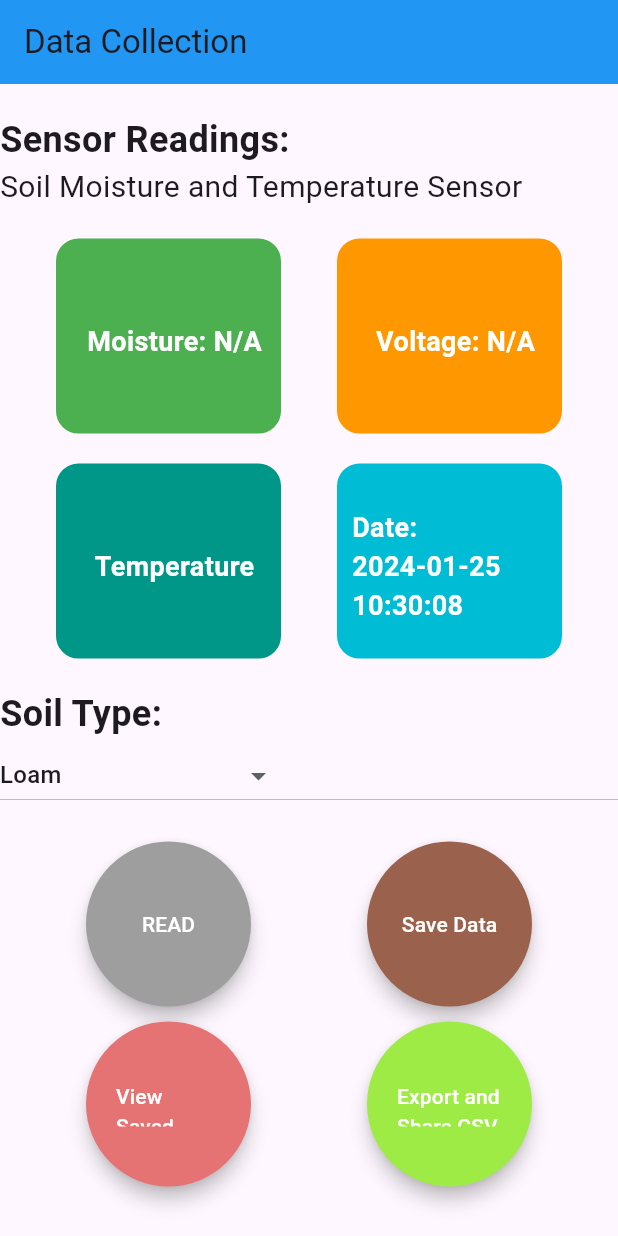
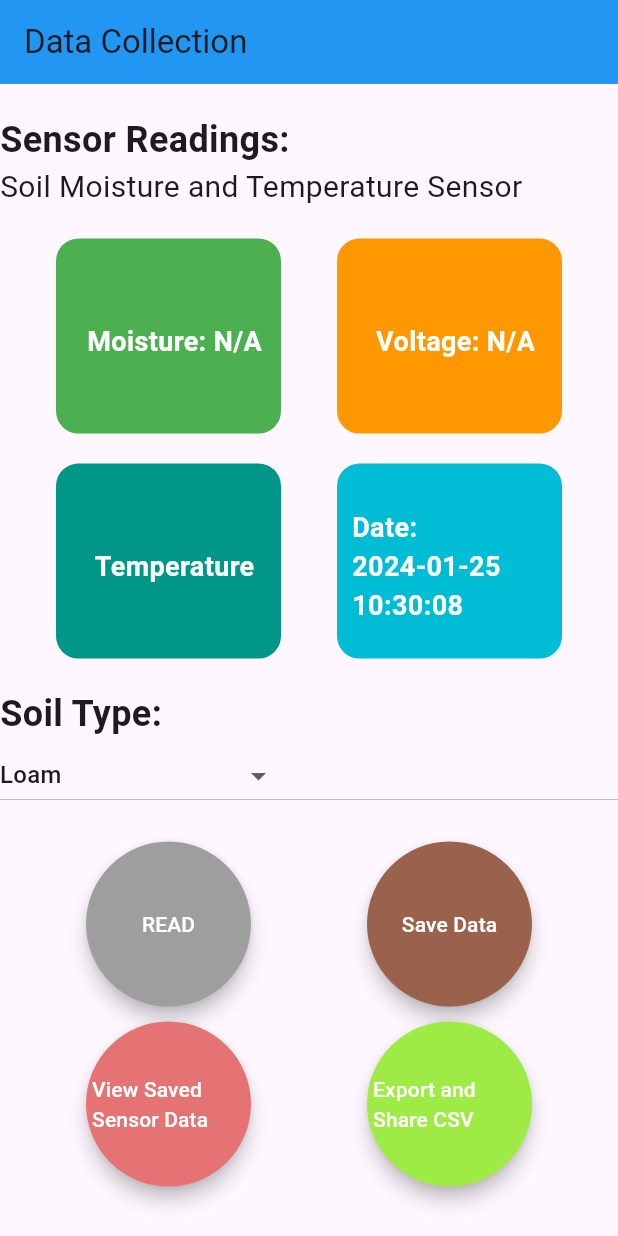
Before and after one commit to NishitNagpal1/soilapp, a Flutter app: the screen it shows after launch, after a tap on "READ", on a phone screen of 412 x 824 dp. Run offline on Flutter 3.47's test engine with Material 3 defaults, Android fonts, the phone set to English and light mode, and no system bars; our stand-ins replace flutter_blue_plus, location, share, sqflite; accounts and stored records are empty.

```diff
--- a/lib/main.dart
+++ b/lib/main.dart
@@ -21,7 +21,7 @@ void main() {
       providers: [
         ChangeNotifierProvider(create: (context) => BluetoothStateProvider()),
       ],
-      child: MyApp(),
+      child: const MyApp(),
     ),
   );
 }
@@ -64,6 +64,8 @@ class LocationService {
 final GlobalKey<NavigatorState> navigatorKey = GlobalKey<NavigatorState>();
 
 class MyApp extends StatefulWidget {
+  const MyApp({super.key});
+
   @override
   _MyAppState createState() => _MyAppState();
 }
@@ -116,7 +118,7 @@ class _MyAppState extends State<MyApp> {
         currentLongitude = locationData.longitude;
       });
     });
-    _dateTimeStream = Stream.periodic(Duration(seconds: 1), (count) {
+    _dateTimeStream = Stream.periodic(const Duration(seconds: 1), (count) {
       final now = DateTime.now();
       final formattedDate = DateFormat('yyyy-MM-dd HH:mm:ss').format(now);
       return 'Date: $formattedDate';
@@ -146,7 +148,7 @@ class _MyAppState extends State<MyApp> {
           dialogContext, // Assuming context is available within the widget tree
       builder: (BuildContext context) {
         return AlertDialog(
-          title: Text('Add New Soil Type'),
+          title: const Text('Add New Soil Type'),
           content: SingleChildScrollView(
             child: ConstrainedBox(
               constraints: BoxConstraints(
@@ -159,19 +161,22 @@ class _MyAppState extends State<MyApp> {
                 children: <Widget>[
                   TextField(
                     onChanged: (value) => newSoilTypeName = value,
-                    decoration: InputDecoration(labelText: 'Soil Type Name'),
+                    decoration:
+                        const InputDecoration(labelText: 'Soil Type Name'),
                   ),
                   TextField(
                     onChanged: (value) => newConstantA = value,
-                    decoration: InputDecoration(labelText: 'Constant A (m)'),
+                    decoration:
+                        const InputDecoration(labelText: 'Constant A (m)'),
                     keyboardType:
-                        TextInputType.numberWithOptions(decimal: true),
+                        const TextInputType.numberWithOptions(decimal: true),
                   ),
                   TextField(
                     onChanged: (value) => newConstantB = value,
-                    decoration: InputDecoration(labelText: 'Constant B (c)'),
+                    decoration:
+                        const InputDecoration(labelText: 'Constant B (c)'),
                     keyboardType:
-                        TextInputType.numberWithOptions(decimal: true),
+                        const TextInputType.numberWithOptions(decimal: true),
                   ),
                 ],
               ),
@@ -179,17 +184,17 @@ class _MyAppState extends State<MyApp> {
           ),
           actions: <Widget>[
             TextButton(
-              child: Text('Cancel'),
+              child: const Text('Cancel'),
               onPressed: () => Navigator.of(context).pop(),
             ),
             TextButton(
-              child: Text('Save'),
+              child: const Text('Save'),
               onPressed: () {
                 if (newSoilTypeName.isEmpty ||
                     newConstantA.isEmpty ||
                     newConstantB.isEmpty) {
                   ScaffoldMessenger.of(context).showSnackBar(
-                    SnackBar(content: Text("Complete all fields")),
+                    const SnackBar(content: Text("Complete all fields")),
                   );
                 } else {
                   // Ensure setState calls are within a StatefulWidget:
@@ -256,14 +261,13 @@ class _MyAppState extends State<MyApp> {
       double adjustedResistance = sensorData.value;
 
       setState(() {
-        this.latestMoistureValue =
+        latestMoistureValue =
             adjustedMoisture.abs(); // Update instance variable
-        this.latestResistanceValue =
-            adjustedResistance; // Update instance variable
+        latestResistanceValue = adjustedResistance; // Update instance variable
       });
 
-      moistureStreamController.add(this.latestMoistureValue);
-      resistanceStreamController.add(this.latestResistanceValue);
+      moistureStreamController.add(latestMoistureValue);
+      resistanceStreamController.add(latestResistanceValue);
     }
   }
 
@@ -317,7 +321,7 @@ class _MyAppState extends State<MyApp> {
             connectedDevice = null;
           });
           // Attempt to reconnect after a delay
-          Future.delayed(Duration(seconds: 5), () {
+          Future.delayed(const Duration(seconds: 5), () {
             _connectToDevice(device);
           });
         }
@@ -341,7 +345,7 @@ class _MyAppState extends State<MyApp> {
         key: _scaffoldKey,
         appBar: AppBar(
           backgroundColor: Colors.blue,
-          title: Text('Data Collection'),
+          title: const Text('Data Collection'),
         ),
         body: GestureDetector(
           onHorizontalDragUpdate: (details) {
@@ -350,7 +354,7 @@ class _MyAppState extends State<MyApp> {
               // Right swipe
               print("Right swipe");
               navigatorKey.currentState!.push(
-                MaterialPageRoute(builder: (context) => SecondPage()),
+                MaterialPageRoute(builder: (context) => const SecondPage()),
               );
               // Add right swipe handling logic here
             } else if (details.delta.dx < 0) {
@@ -361,8 +365,8 @@ class _MyAppState extends State<MyApp> {
           },
           child: ListView(
             children: [
-              SizedBox(height: 20),
-              Text(
+              const SizedBox(height: 20),
+              const Text(
                 'Sensor Readings:',
                 style: TextStyle(
                   fontSize: 24,
@@ -370,14 +374,14 @@ class _MyAppState extends State<MyApp> {
                 ),
                 textAlign: TextAlign.left,
               ),
-              Text(
+              const Text(
                 'Soil Moisture and Temperature Sensor',
                 style: TextStyle(
                   fontSize: 20,
                 ),
                 textAlign: TextAlign.left,
               ),
-              SizedBox(height: 20),
+              const SizedBox(height: 20),
               Row(
                 mainAxisAlignment: MainAxisAlignment.spaceEvenly,
                 children: [
@@ -404,11 +408,11 @@ class _MyAppState extends State<MyApp> {
                   ),
                 ],
               ),
-              SizedBox(height: 20),
+              const SizedBox(height: 20),
               Row(
                 mainAxisAlignment: MainAxisAlignment.spaceEvenly,
                 children: [
-                  DataTile(
+                  const DataTile(
                     title: 'Temperature',
                     backgroundColor: Colors.teal,
                   ),
@@ -420,15 +424,15 @@ class _MyAppState extends State<MyApp> {
                             title: snapshot.data!,
                             backgroundColor: Colors.cyan);
                       } else {
-                        return DataTile(
+                        return const DataTile(
                             title: 'Loading...', backgroundColor: Colors.cyan);
                       }
                     },
                   ),
                 ],
               ),
-              SizedBox(height: 20),
-              Text(
+              const SizedBox(height: 20),
+              const Text(
                 'Soil Type:',
                 style: TextStyle(
                   fontSize: 24,
@@ -455,16 +459,16 @@ class _MyAppState extends State<MyApp> {
                     child: Text(value),
                   );
                 }).toList()
-                  ..add(DropdownMenuItem(
+                  ..add(const DropdownMenuItem(
                     value: 'Add Custom Soil Type',
                     child: Text('Add Custom Soil Type'),
                   )),
               ),
-              SizedBox(height: 20),
+              const SizedBox(height: 20),
               Row(
                 mainAxisAlignment: MainAxisAlignment.spaceEvenly,
                 children: [
-                  Container(
+                  SizedBox(
                     width: 150,
                     height: 110,
                     child: ElevatedButton(
@@ -472,16 +476,16 @@ class _MyAppState extends State<MyApp> {
                         // Start scanning for the "JPLSoil" device
                         _startScanning(context);
                       },
-                      child: Text(connectedDevice != null
-                          ? 'Connected to Device'
-                          : 'READ'),
                       style: ElevatedButton.styleFrom(
-                        shape: CircleBorder(),
-                        padding: EdgeInsets.all(40),
+                        shape: const CircleBorder(),
+                        padding: const EdgeInsets.all(40),
                         foregroundColor: Colors.white,
                         backgroundColor: Colors.grey,
                         elevation: 5,
                       ),
+                      child: Text(connectedDevice != null
+                          ? 'Connected to Device'
+                          : 'READ'),
                     ),
                   ),
                   Container(
@@ -494,10 +498,10 @@ class _MyAppState extends State<MyApp> {
                       child: ElevatedButton(
                         onPressed: () {
                           final sensorDataEntry = SensorData(
-                            moisture: this
-                                .latestMoistureValue, // Default to 0.0 if null
-                            resistance: this
-                                .latestResistanceValue, // Default to 0.0 if null
+                            moisture:
+                                latestMoistureValue, // Default to 0.0 if null
+                            resistance:
+                                latestResistanceValue, // Default to 0.0 if null
                             dateTime: latestDateTime ??
                                 DateFormat('yyyy-MM-dd HH:mm:ss').format(
                                     DateTime.now()), // Current time if null
@@ -526,18 +530,18 @@ class _MyAppState extends State<MyApp> {
                             latestDateTime = null;
                           });
                         },
-                        child: Text('Save Data'),
                         style: ElevatedButton.styleFrom(
-                            shape: CircleBorder(),
-                            padding: EdgeInsets.all(40),
+                            shape: const CircleBorder(),
+                            padding: const EdgeInsets.all(40),
                             foregroundColor: Colors.white,
                             backgroundColor:
                                 const Color.fromARGB(255, 154, 97, 76),
                             elevation: 5),
+                        child: const Text('Save Data'),
                       )),
                 ],
               ),
-              SizedBox(height: 10),
+              const SizedBox(height: 10),
               Row(
                 mainAxisAlignment: MainAxisAlignment.spaceEvenly,
                 children: [
@@ -553,17 +557,17 @@ class _MyAppState extends State<MyApp> {
                       onPressed: () {
                         navigatorKey.currentState?.push(
                           MaterialPageRoute(
-                              builder: (context) => SensorDataScreen()),
+                              builder: (context) => const SensorDataScreen()),
                         );
                       },
                       style: ElevatedButton.styleFrom(
-                        shape: CircleBorder(),
-                        padding: EdgeInsets.all(40),
+                        shape: const CircleBorder(),
+                        // padding: const EdgeInsets.all(40),
                         foregroundColor: Colors.white,
                         backgroundColor: Colors.red.shade300,
                         elevation: 5,
                       ),
-                      child: Text('View Saved Sensor Data'),
+                      child: const Text('View Saved Sensor Data'),
                     ),
                   ),
                   // New Button for Exporting and Sharing CSV
@@ -576,13 +580,14 @@ class _MyAppState extends State<MyApp> {
                     child: ElevatedButton(
                       onPressed: _exportAndShareCsv,
                       style: ElevatedButton.styleFrom(
-                        shape: CircleBorder(),
-                        padding: EdgeInsets.all(40),
+                        shape: const CircleBorder(),
+                        // padding: const EdgeInsets.all(40),
                         foregroundColor: Colors.white,
-                        backgroundColor: Color.fromARGB(255, 158, 235, 69),
+                        backgroundColor:
+                            const Color.fromARGB(255, 158, 235, 69),
                         elevation: 5, // Text color
                       ),
-                      child: Text('Export and Share CSV'),
+                      child: const Text('Export and Share CSV'),
                     ),
                   ),
                 ],
@@ -599,7 +604,8 @@ class DataTile extends StatelessWidget {
   final String title;
   final Color backgroundColor;
 
-  DataTile({required this.title, required this.backgroundColor});
+  const DataTile(
+      {super.key, required this.title, required this.backgroundColor});
 
   @override
   Widget build(BuildContext context) {
@@ -616,7 +622,7 @@ class DataTile extends StatelessWidget {
           padding: const EdgeInsets.only(left: 8, top: 8),
           child: Text(
             title,
-            style: TextStyle(
+            style: const TextStyle(
               fontSize: 18,
               fontWeight: FontWeight.bold,
               color: Colors.white,
@@ -629,6 +635,8 @@ class DataTile extends StatelessWidget {
 }
 
 class SecondPage extends StatelessWidget {
+  const SecondPage({super.key});
+
   @override
   Widget build(BuildContext context) {
     return GestureDetector(
@@ -642,9 +650,9 @@ class SecondPage extends StatelessWidget {
       child: Scaffold(
         appBar: AppBar(
           backgroundColor: Colors.blue,
-          title: Text('Second Page'),
+          title: const Text('Second Page'),
         ),
-        body: SafeArea(
+        body: const SafeArea(
           child: SingleChildScrollView(
             child: Column(
               crossAxisAlignment: CrossAxisAlignment.start,
@@ -715,7 +723,7 @@ class BluetoothStateProvider with ChangeNotifier {
 
   void startScanning() {
     // Start scanning for the "JPLSoil" device
-    FlutterBluePlus.startScan(timeout: Duration(seconds: 30));
+    FlutterBluePlus.startScan(timeout: const Duration(seconds: 30));
   }
 
   void setBluetoothState(BluetoothAdapterState state) {
--- a/lib/readingsensordata.dart
+++ b/lib/readingsensordata.dart
@@ -49,8 +49,9 @@ class ParsedSensorData {
   static ParsedSensorData fromDeviceData(String d) {
     // Splitting the string by the colon and space
     var parts = d.split(':');
-    if (parts.length < 2)
+    if (parts.length < 2) {
       return ParsedSensorData(DataType.UNSPECIFIED, double.nan);
+    }
 
     String dataType = parts[0].trim();
     String sValue = parts[1].trim();
```
Also changed, not shown: lib/Sensdata.dart (+6 -4 lines), lib/sensor_data_screen.dart (+6 -4 lines), lib/testerapp.dart (+12 -8 lines), pubspec.yaml (+5 -14 lines), assets/icon/hand_planting_96.png (renamed from assets/icon/hand_planting_96 .png), pubspec.lock, 14 other files.
